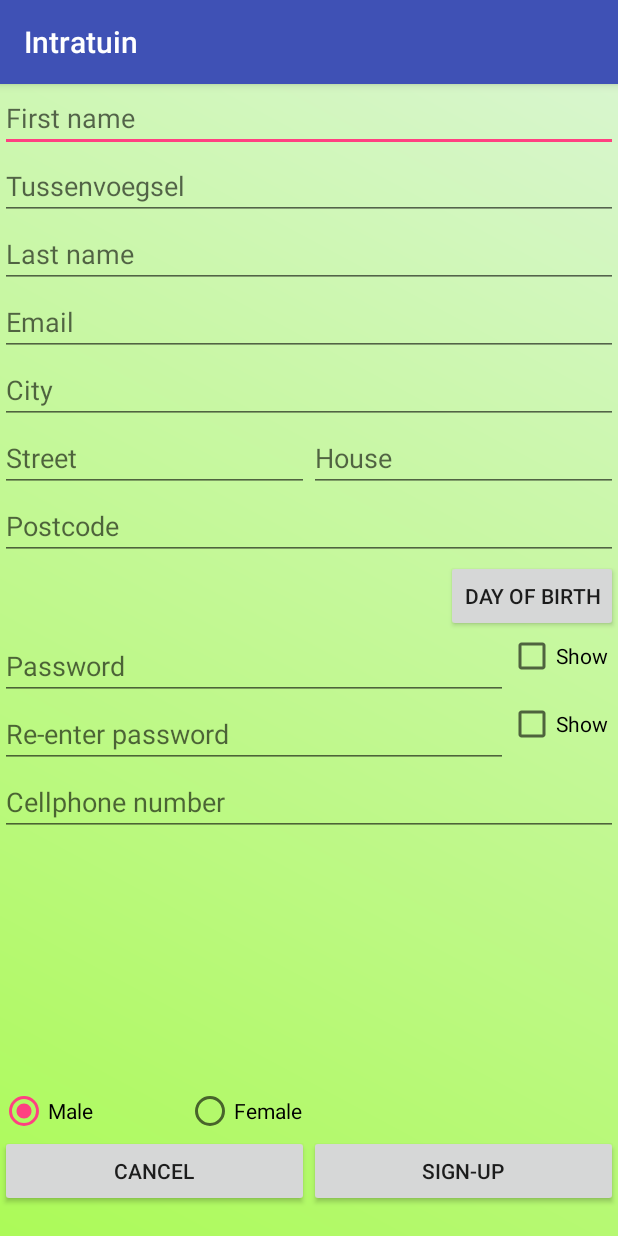
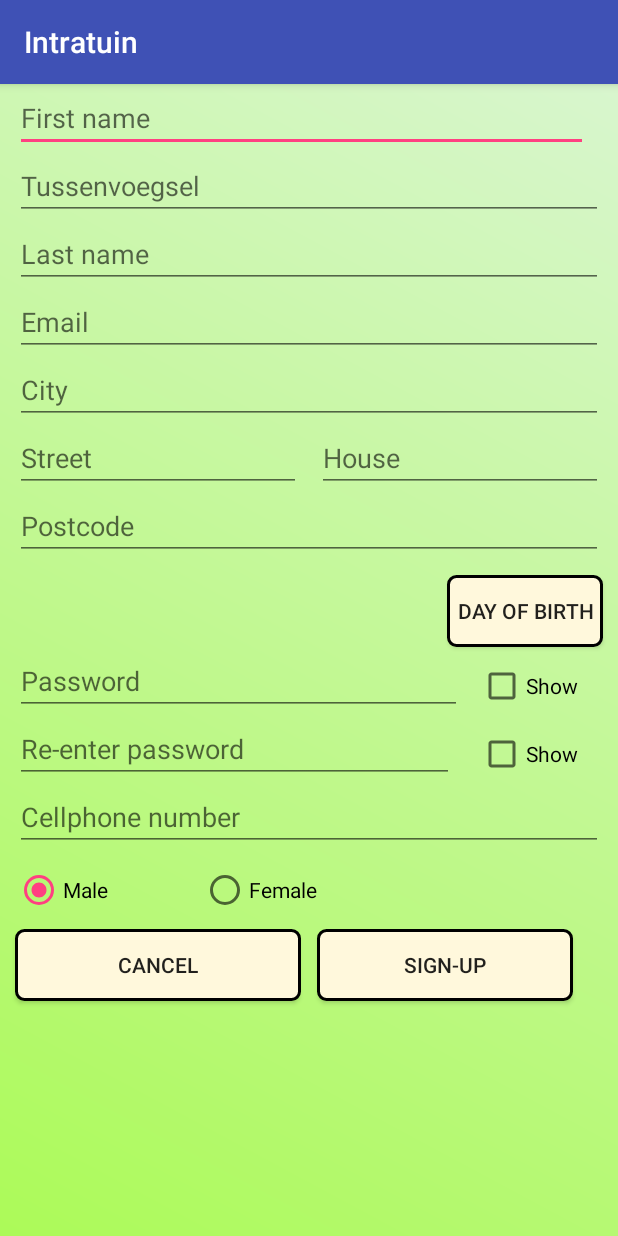
Before and after one commit to BU-git/rp16_gardening, an Android app: the RegisterActivity screen opened directly, with no data from a screen before it, on a phone screen of 412 x 824 dp. Run offline under Robolectric (Android 15) with nearby library versions, the phone set to English and light mode, and no system bars; libraries missing offline, so code that uses them is left out: org.springframework.http, org.springframework.web.

Commit message:
added scroll view into login and registration activity. little fixes of registration activity

```diff
--- a/IntratuinMobile/intratuin/src/main/AndroidManifest.xml
+++ b/IntratuinMobile/intratuin/src/main/AndroidManifest.xml
@@ -9,9 +9,6 @@
         android:label="@string/app_name"
         android:supportsRtl="true"
         android:theme="@style/AppTheme">
-        <activity android:name=".MainActivity"
-            android:label="@string/app_name"
-            android:screenOrientation="portrait"/>
         <activity android:name=".LoginActivity"
             android:label="@string/app_name"
             android:screenOrientation="portrait">
--- a/IntratuinMobile/intratuin/src/main/res/drawable/button.xml
+++ b/IntratuinMobile/intratuin/src/main/res/drawable/button.xml
@@ -2,8 +2,8 @@
 <shape xmlns:android="http://schemas.android.com/apk/res/android" >
     <solid android:color="#FFF8DC" />
     <stroke android:width="3px" color="#000000" />
-    <corners android:bottomRightRadius="10dp"
-        android:bottomLeftRadius="10dp"
-        android:topRightRadius="10dp"
-        android:topLeftRadius="10dp"/>
+    <corners android:bottomRightRadius="5dp"
+        android:bottomLeftRadius="5dp"
+        android:topRightRadius="5dp"
+        android:topLeftRadius="5dp"/>
 </shape>
--- a/IntratuinMobile/intratuin/src/main/res/layout/activity_register.xml
+++ b/IntratuinMobile/intratuin/src/main/res/layout/activity_register.xml
@@ -1,18 +1,25 @@
 <?xml version="1.0" encoding="utf-8"?>
-<RelativeLayout xmlns:android="http://schemas.android.com/apk/res/android"
+<ScrollView xmlns:android="http://schemas.android.com/apk/res/android"
     xmlns:tools="http://schemas.android.com/tools"
     android:layout_width="match_parent"
     android:layout_height="match_parent"
+    android:fillViewport="true">
+
+<RelativeLayout
+    android:id="@+id/rlRegister"
+    android:layout_width="fill_parent"
+    android:layout_height="fill_parent"
     android:background="@drawable/gradient"
-    android:gravity="left"
     android:orientation="vertical"
     tools:context="nl.intratuin.RegisterActivity">
 
 
     <EditText
         android:id="@+id/etFirstName"
-        android:layout_width="156dp"
+        android:layout_width="fill_parent"
         android:layout_height="wrap_content"
+        android:layout_marginLeft="10dp"
+        android:layout_marginRight="10dp"
         android:inputType="textCapWords|textPersonName"
         android:hint="First name"
         android:maxLength="100"
@@ -24,8 +31,10 @@
 
     <EditText
         android:id="@+id/etTussen"
-        android:layout_width="156dp"
+        android:layout_width="fill_parent"
         android:layout_height="wrap_content"
+        android:layout_marginLeft="10dp"
+        android:layout_marginRight="10dp"
         android:hint="Tussenvoegsel"
         android:layout_below="@+id/etFirstName"
         android:layout_alignParentRight="true"
@@ -37,8 +46,10 @@
 
     <EditText
         android:id="@+id/etLastName"
-        android:layout_width="match_parent"
+        android:layout_width="fill_parent"
         android:layout_height="wrap_content"
+        android:layout_marginLeft="10dp"
+        android:layout_marginRight="10dp"
         android:ems="10"
         android:hint="Last name"
         android:layout_below="@+id/etTussen"
@@ -52,18 +63,25 @@
         android:id="@+id/bSignUp"
         android:layout_width="match_parent"
         android:layout_height="wrap_content"
+        android:background="@drawable/button"
+        android:layout_marginLeft="5dp"
+        android:layout_marginRight="10dp"
+        android:layout_marginTop="10dp"
         android:text="Sign-up"
         android:layout_toRightOf="@+id/tvResult"
-        android:layout_above="@+id/tvResult"
+        android:layout_below="@+id/rgGender"
         android:layout_alignRight="@+id/cbShowRePassword"
         android:layout_alignEnd="@+id/cbShowRePassword" />
 
     <Button
         android:id="@+id/bBirthday"
+        android:background="@drawable/button"
         style="?android:attr/buttonStyleSmall"
         android:layout_width="wrap_content"
         android:layout_height="wrap_content"
-        android:text="Day of birth"
+        android:layout_marginTop="10dp"
+        android:layout_marginRight="10dp"
+        android:text="  Day of birth  "
         android:layout_below="@+id/etPostcode"
         android:layout_alignParentRight="true"
         android:layout_alignParentEnd="true" />
@@ -73,8 +91,10 @@
         android:layout_width="wrap_content"
         android:layout_height="wrap_content"
         android:orientation="horizontal"
+        android:layout_marginLeft="10dp"
+        android:layout_marginTop="10dp"
         android:text="Sex"
-        android:layout_above="@+id/bSignUp"
+        android:layout_below="@+id/etPhone"
         android:layout_alignParentLeft="true"
         android:layout_alignParentStart="true">
 
@@ -112,6 +132,8 @@
         android:id="@+id/etEmail"
         android:layout_width="match_parent"
         android:layout_height="wrap_content"
+        android:layout_marginLeft="10dp"
+        android:layout_marginRight="10dp"
         android:ems="10"
         android:inputType="textEmailAddress"
         android:hint="Email"
@@ -120,8 +142,10 @@
 
     <EditText
         android:id="@+id/etCity"
-        android:layout_width="match_parent"
+        android:layout_width="fill_parent"
         android:layout_height="wrap_content"
+        android:layout_marginLeft="10dp"
+        android:layout_marginRight="10dp"
         android:ems="10"
         android:hint="City"
         android:layout_below="@+id/etEmail"
@@ -132,8 +156,10 @@
 
     <EditText
         android:id="@+id/etStreet"
-        android:layout_width="match_parent"
+        android:layout_width="fill_parent"
         android:layout_height="wrap_content"
+        android:layout_marginLeft="10dp"
+        android:layout_marginRight="5dp"
         android:ems="10"
         android:hint="Street"
         android:layout_below="@+id/etCity"
@@ -144,8 +170,10 @@
 
     <EditText
         android:id="@+id/etHouse"
-        android:layout_width="match_parent"
+        android:layout_width="fill_parent"
         android:layout_height="wrap_content"
+        android:layout_marginLeft="5dp"
+        android:layout_marginRight="10dp"
         android:ems="10"
         android:hint="House"
         android:layout_below="@+id/etCity"
@@ -156,8 +184,10 @@
 
     <EditText
         android:id="@+id/etPostcode"
-        android:layout_width="match_parent"
+        android:layout_width="fill_parent"
         android:layout_height="wrap_content"
+        android:layout_marginLeft="10dp"
+        android:layout_marginRight="10dp"
         android:ems="10"
         android:hint="Postcode"
         android:layout_below="@+id/etHouse"
@@ -169,6 +199,8 @@
         android:id="@+id/tvBirthday"
         android:layout_width="match_parent"
         android:layout_height="wrap_content"
+        android:layout_marginLeft="10dp"
+        android:layout_marginRight="5dp"
         android:ems="10"
         android:inputType="none"
         android:enabled="false"
@@ -182,6 +214,8 @@
         android:id="@+id/etPassword"
         android:layout_width="match_parent"
         android:layout_height="wrap_content"
+        android:layout_marginLeft="10dp"
+        android:layout_marginRight="5dp"
         android:ems="10"
         android:hint="Password"
         android:layout_below="@+id/bBirthday"
@@ -194,6 +228,8 @@
         android:id="@+id/etRePassword"
         android:layout_width="match_parent"
         android:layout_height="wrap_content"
+        android:layout_marginLeft="10dp"
+        android:layout_marginRight="5dp"
         android:ems="10"
         android:hint="Re-enter password"
         android:layout_below="@+id/etPassword"
@@ -207,6 +243,9 @@
     <CheckBox
         android:layout_width="wrap_content"
         android:layout_height="wrap_content"
+        android:layout_marginLeft="5dp"
+        android:layout_marginRight="10dp"
+        android:layout_marginTop="10dp"
         android:text="Show  "
         android:id="@+id/cbShowPassword"
         android:layout_below="@+id/bBirthday"
@@ -216,6 +255,9 @@
     <CheckBox
         android:layout_width="wrap_content"
         android:layout_height="wrap_content"
+        android:layout_marginLeft="5dp"
+        android:layout_marginRight="10dp"
+        android:layout_marginTop="10dp"
         android:text="Show  "
         android:id="@+id/cbShowRePassword"
         android:layout_below="@+id/etPassword"
@@ -224,8 +266,12 @@
 
     <Button
         android:id="@+id/bCancel"
+        android:background="@drawable/button"
         android:layout_width="match_parent"
         android:layout_height="wrap_content"
+        android:layout_marginLeft="10dp"
+        android:layout_marginRight="5dp"
+        android:layout_marginTop="10dp"
         android:text="Cancel"
         android:layout_below="@+id/rgGender"
         android:layout_toLeftOf="@+id/bSignUp"
@@ -236,6 +282,8 @@
         android:id="@+id/etPhone"
         android:layout_width="match_parent"
         android:layout_height="wrap_content"
+        android:layout_marginLeft="10dp"
+        android:layout_marginRight="10dp"
         android:ems="10"
         android:inputType="number|text"
         android:hint="Cellphone number"
@@ -246,3 +294,4 @@
 
 
 </RelativeLayout>
+</ScrollView>
```
Also changed, not shown: IntratuinMobile/intratuin/src/main/java/nl/intratuin/MainActivity.java (deleted, +0 -41 lines), IntratuinMobile/intratuin/src/main/res/drawable/textedit.xml (added, +7 -0 lines), IntratuinMobile/intratuin/src/main/res/layout/activity_login.xml (+35 -25 lines), IntratuinMobile/intratuin/src/main/res/layout/activity_main.xml (deleted, +0 -33 lines).
